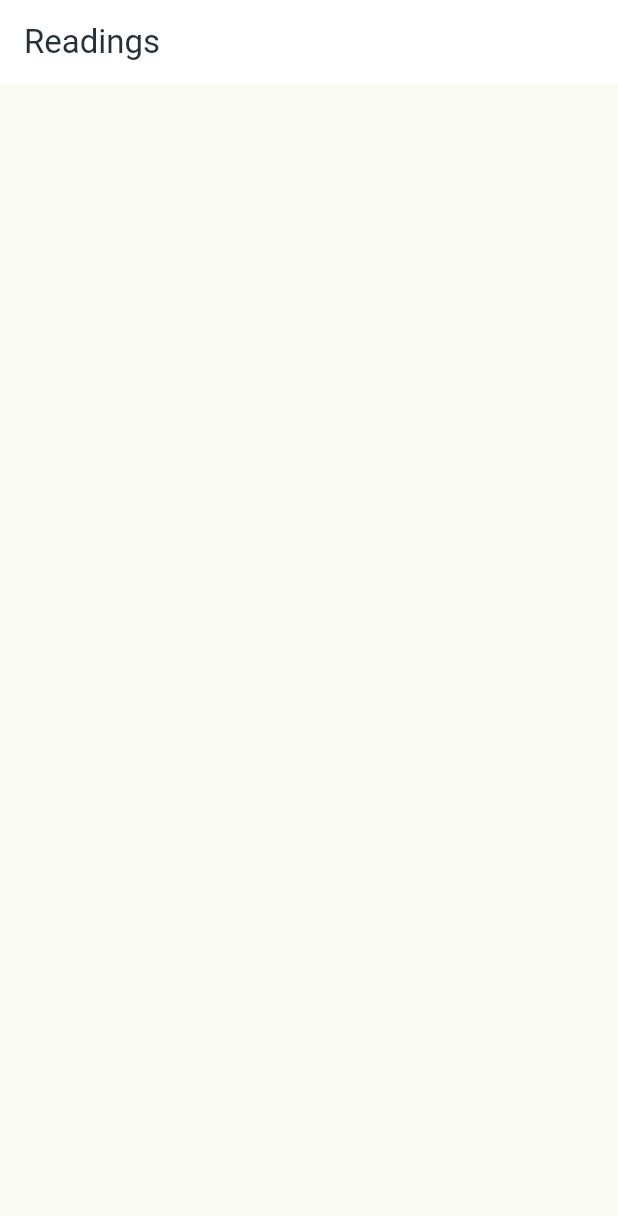
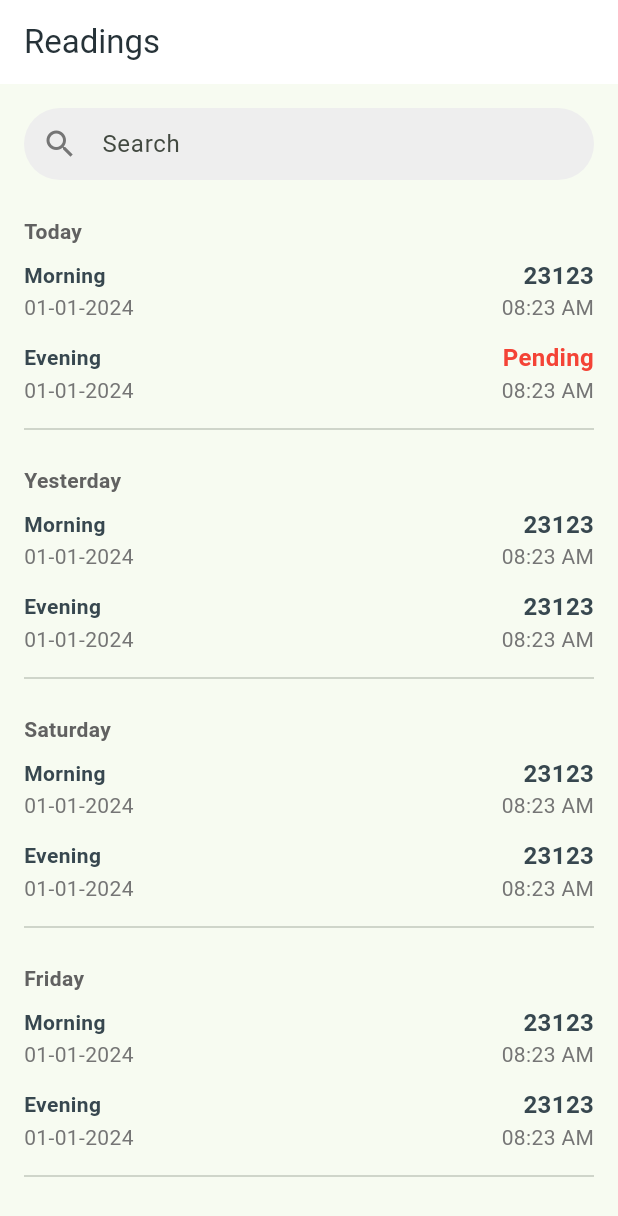
Before and after one commit to anmol-me/meter_goreader, a Flutter app: the ReadingsScreen screen opened by its route, on a phone screen of 412 x 824 dp. Shown: the top 1216 px of the screen. Run offline on Flutter 3.47's test engine with Material 3 defaults, Android fonts, the light colour scheme and no system bars; our stand-ins replace dropdown_button2, fl_chart, flutter_hooks, flutter_riverpod, go_router, hooks_riverpod.

Commit message:
Add readings screen

```diff
--- a/lib/features/home/screens/home_screen.dart
+++ b/lib/features/home/screens/home_screen.dart
@@ -2,7 +2,7 @@ import 'dart:math';
 
 import 'package:flutter/material.dart';
 import 'package:fl_chart/fl_chart.dart';
-import 'package:flutter_riverpod/flutter_riverpod.dart';
+import 'package:hooks_riverpod/hooks_riverpod.dart';
 import 'package:intl/intl.dart';
 
 import '../../../shared/components/custom_dropdown_button.dart';
--- /dev/null
+++ b/lib/features/readings/components/text_bar_widgets.dart
@@ -0,0 +1,162 @@
+import 'package:flutter/material.dart';
+
+class TextBlock extends StatelessWidget {
+  const TextBlock({
+    super.key,
+    required this.onDate,
+    required this.morningReading,
+    required this.eveningReading,
+    required this.date,
+    required this.morningTime,
+    required this.eveningTime,
+  });
+
+  final String onDate;
+  final String? morningReading;
+  final String? eveningReading;
+  final String date;
+  final String morningTime;
+  final String eveningTime;
+
+  @override
+  Widget build(BuildContext context) {
+    return Column(
+      children: [
+        Padding(
+          padding: const EdgeInsets.symmetric(vertical: 8.0),
+          child: Row(
+            children: [
+              Text(
+                onDate,
+                style: TextStyle(
+                  color: Colors.grey.shade700,
+                  fontWeight: FontWeight.bold,
+                ),
+              ),
+            ],
+          ),
+        ),
+        TextBar(
+          dayTime: 'Morning',
+          reading: morningReading,
+          date: date,
+          time: morningTime,
+        ),
+        const SizedBox(height: 12),
+        TextBar(
+          dayTime: 'Evening',
+          reading: eveningReading,
+          date: date,
+          time: eveningTime,
+        ),
+        const Padding(
+          padding: EdgeInsets.symmetric(vertical: 8.0),
+          child: Divider(),
+        ),
+      ],
+    );
+  }
+}
+
+class TextBar extends StatelessWidget {
+  const TextBar({
+    super.key,
+    required this.dayTime,
+    required this.reading,
+    required this.date,
+    required this.time,
+  });
+
+  final String dayTime;
+  final String? reading;
+  final String date;
+  final String time;
+
+  @override
+  Widget build(BuildContext context) {
+    return Column(
+      crossAxisAlignment: CrossAxisAlignment.start,
+      children: [
+        HeadingTextBar(dayTime: dayTime, reading: reading),
+        DateTimeTextBar(date: date, time: time),
+      ],
+    );
+  }
+}
+
+class DateTimeTextBar extends StatelessWidget {
+  const DateTimeTextBar({
+    super.key,
+    required this.date,
+    required this.time,
+  });
+
+  final String date;
+  final String time;
+
+  @override
+  Widget build(BuildContext context) {
+    return Row(
+      mainAxisAlignment: MainAxisAlignment.spaceBetween,
+      children: [
+        Text(
+          date,
+          style: TextStyle(
+            color: Colors.grey.shade600,
+          ),
+        ),
+        Text(
+          time,
+          style: TextStyle(
+            color: Colors.grey.shade600,
+          ),
+        ),
+      ],
+    );
+  }
+}
+
+class HeadingTextBar extends StatelessWidget {
+  const HeadingTextBar({
+    super.key,
+    required this.dayTime,
+    required this.reading,
+  });
+
+  final String dayTime;
+  final String? reading;
+
+  @override
+  Widget build(BuildContext context) {
+    TextStyle textStyle = TextStyle(
+      fontWeight: FontWeight.bold,
+      color: Colors.blueGrey.shade800,
+      fontSize: 16,
+    );
+
+    if (reading == null) {
+      textStyle = const TextStyle(
+        fontWeight: FontWeight.bold,
+        color: Colors.red,
+        fontSize: 16,
+      );
+    }
+
+    return Row(
+      mainAxisAlignment: MainAxisAlignment.spaceBetween,
+      children: [
+        Text(
+          dayTime,
+          style: TextStyle(
+            fontWeight: FontWeight.bold,
+            color: Colors.blueGrey.shade800,
+          ),
+        ),
+        Text(
+          reading ?? 'Pending',
+          style: textStyle,
+        ),
+      ],
+    );
+  }
+}
--- /dev/null
+++ b/lib/features/readings/providers/providers.dart
@@ -0,0 +1,40 @@
+import 'package:hooks_riverpod/hooks_riverpod.dart';
+
+import '../../../modals/reading.dart';
+
+final readingsProvider = StateProvider(
+      (ref) => [
+    const Reading(
+      onDate: 'Today',
+      morningReading: '23123',
+      eveningReading: null,
+      date: '01-01-2024',
+      morningTime: '08:23 AM',
+      eveningTime: '08:23 AM',
+    ),
+    const Reading(
+      onDate: 'Yesterday',
+      morningReading: '23123',
+      eveningReading: '23123',
+      date: '01-01-2024',
+      morningTime: '08:23 AM',
+      eveningTime: '08:23 AM',
+    ),
+    const Reading(
+      onDate: 'Saturday',
+      morningReading: '23123',
+      eveningReading: '23123',
+      date: '01-01-2024',
+      morningTime: '08:23 AM',
+      eveningTime: '08:23 AM',
+    ),
+    const Reading(
+      onDate: 'Friday',
+      morningReading: '23123',
+      eveningReading: '23123',
+      date: '01-01-2024',
+      morningTime: '08:23 AM',
+      eveningTime: '08:23 AM',
+    ),
+  ],
+);
--- a/lib/features/readings/screens/readings_screen.dart
+++ b/lib/features/readings/screens/readings_screen.dart
@@ -1,10 +1,20 @@
 import 'package:flutter/material.dart';
+import 'package:hooks_riverpod/hooks_riverpod.dart';
+import 'package:flutter_hooks/flutter_hooks.dart';
 
-class ReadingsScreen extends StatelessWidget {
+import '../../../shared/components/app_search_bar.dart';
+import '../components/text_bar_widgets.dart';
+import '../providers/providers.dart';
+
+class ReadingsScreen extends HookConsumerWidget {
   const ReadingsScreen({super.key});
 
   @override
-  Widget build(BuildContext context) {
+  Widget build(BuildContext context, WidgetRef ref) {
+    final searchController = useTextEditingController();
+
+    final readings = ref.watch(readingsProvider);
+
     return Scaffold(
       appBar: AppBar(
         title: Text(
@@ -12,6 +22,39 @@ class ReadingsScreen extends StatelessWidget {
           style: TextStyle(color: Colors.blueGrey.shade900),
         ),
       ),
+      body: SingleChildScrollView(
+        child: Column(
+          children: [
+            // Search Bar
+            Padding(
+              padding: const EdgeInsets.symmetric(
+                horizontal: 16,
+                vertical: 16,
+              ),
+              child: AppSearchBar(
+                controller: searchController,
+              ),
+            ),
+
+            // Text Blocks
+            Padding(
+              padding: const EdgeInsets.symmetric(horizontal: 16),
+              child: Column(
+                children: readings
+                    .map((e) => TextBlock(
+                          onDate: e.onDate,
+                          morningReading: e.morningReading,
+                          eveningReading: e.eveningReading,
+                          date: e.date,
+                          morningTime: e.morningTime,
+                          eveningTime: e.eveningTime,
+                        ))
+                    .toList(),
+              ),
+            ),
+          ],
+        ),
+      ),
     );
   }
 }
--- a/lib/main.dart
+++ b/lib/main.dart
@@ -1,5 +1,5 @@
 import 'package:flutter/material.dart';
-import 'package:flutter_riverpod/flutter_riverpod.dart';
+import 'package:hooks_riverpod/hooks_riverpod.dart';
 import 'package:meter_reader/config/router/router.dart';
 
 void main() {
--- /dev/null
+++ b/lib/modals/reading.dart
@@ -0,0 +1,17 @@
+class Reading {
+  final String onDate;
+  final String? morningReading;
+  final String? eveningReading;
+  final String date;
+  final String morningTime;
+  final String eveningTime;
+
+  const Reading({
+    required this.onDate,
+    required this.morningReading,
+    required this.eveningReading,
+    required this.date,
+    required this.morningTime,
+    required this.eveningTime,
+  });
+}
--- /dev/null
+++ b/lib/shared/components/app_search_bar.dart
@@ -0,0 +1,34 @@
+import 'package:flutter/material.dart';
+
+class AppSearchBar extends StatelessWidget {
+  const AppSearchBar({
+    super.key,
+    required this.controller,
+    this.hintText = 'Search',
+    this.prefixIcon = const Icon(Icons.search),
+  });
+
+  final TextEditingController controller;
+  final String? hintText;
+  final Widget? prefixIcon;
+
+  @override
+  Widget build(BuildContext context) {
+    return TextField(
+      controller: controller,
+      decoration: InputDecoration(
+        hintText: hintText,
+        prefixIcon: prefixIcon,
+        prefixIconColor: Colors.grey[600],
+        contentPadding: const EdgeInsets.symmetric(vertical: 10),
+        labelStyle: const TextStyle(fontSize: 16),
+        filled: true,
+        fillColor: Colors.grey[200],
+        border: OutlineInputBorder(
+          borderRadius: BorderRadius.circular(25),
+          borderSide: BorderSide.none,
+        ),
+      ),
+    );
+  }
+}
--- a/pubspec.yaml
+++ b/pubspec.yaml
@@ -13,8 +13,8 @@ dependencies:
     sdk: flutter
 
   cupertino_icons: ^1.0.6
-  flutter_riverpod: ^2.4.9
   hooks_riverpod: ^2.4.9
+  flutter_hooks: ^0.20.4
   go_router: ^13.0.1
   fl_chart: ^0.66.0
   dropdown_button2: ^2.3.9
```
Also changed, not shown: pubspec.lock.
